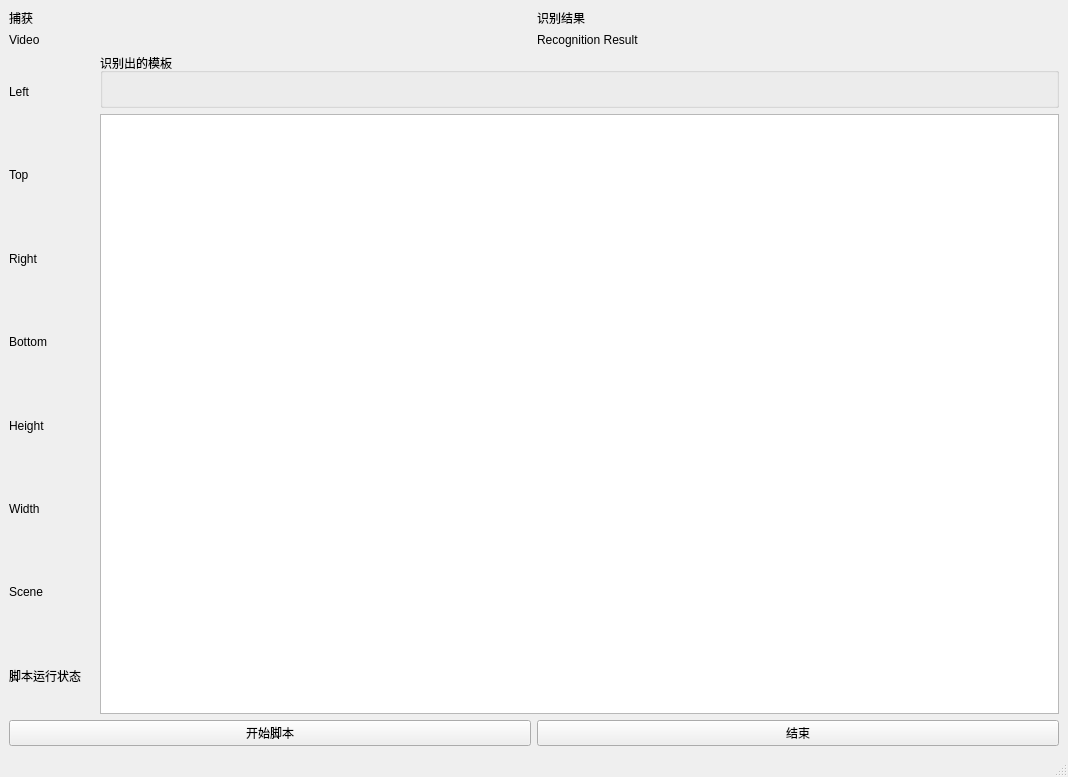
Before: the Qt Designer form view/design/ui/main_window.ui in Connorshen/OnmyojiScript, drawn with Qt 5.
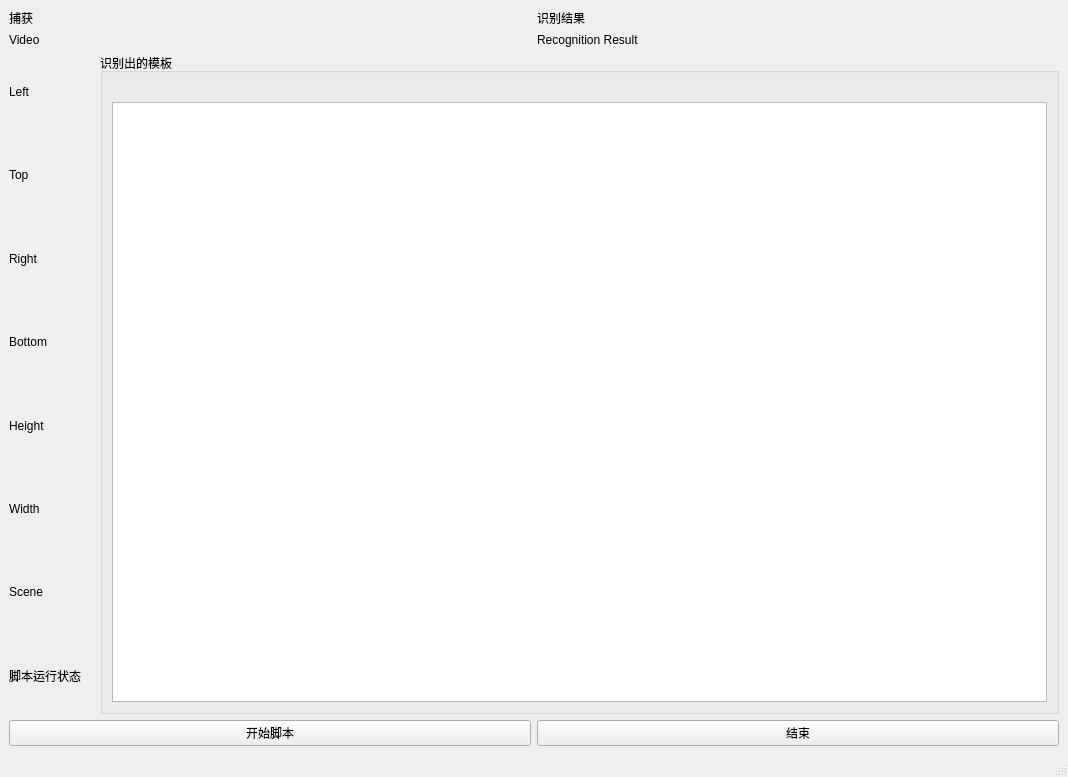
After: the same form once the commit is applied.

What changed in the file:
```diff
--- a/view/design/ui/main_window.ui
+++ b/view/design/ui/main_window.ui
@@ -196,9 +196,6 @@
       </item>
       <item row="0" column="1">
        <layout class="QGridLayout" name="gridLayout_2">
-        <item row="1" column="0">
-         <widget class="QTextBrowser" name="textBrowser"/>
-        </item>
         <item row="0" column="0">
          <widget class="QGroupBox" name="verticalGroupBox">
           <property name="title">
@@ -212,6 +209,9 @@
              </property>
             </widget>
            </item>
+           <item>
+            <widget class="QListWidget" name="log_lv"/>
+           </item>
           </layout>
          </widget>
         </item>
```
